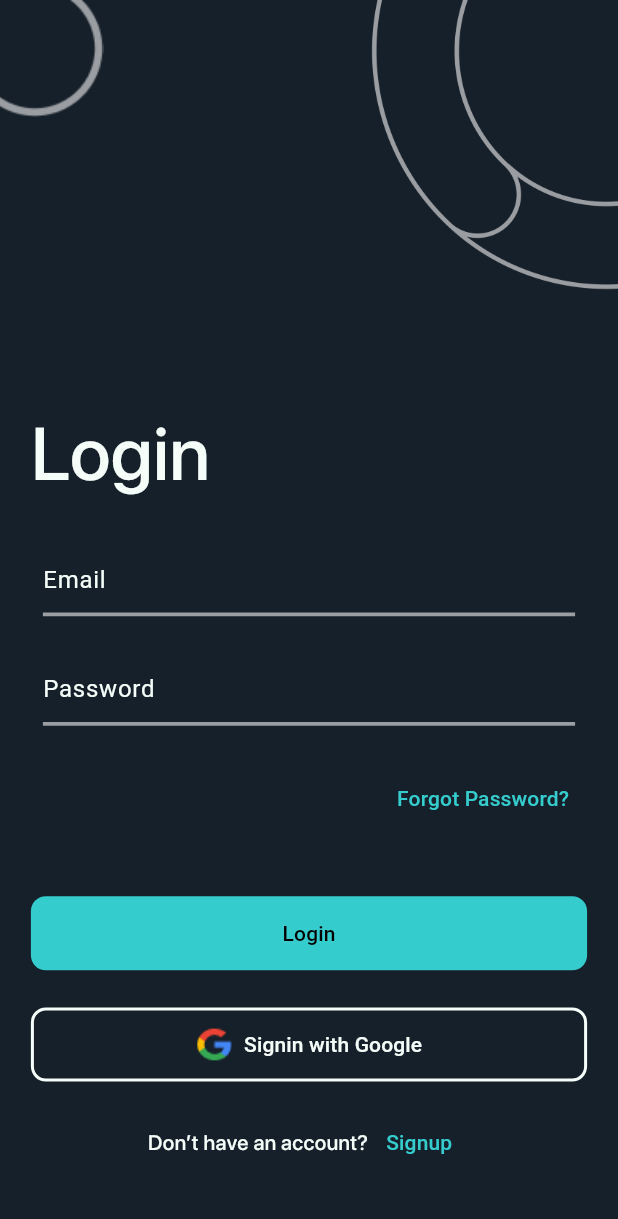
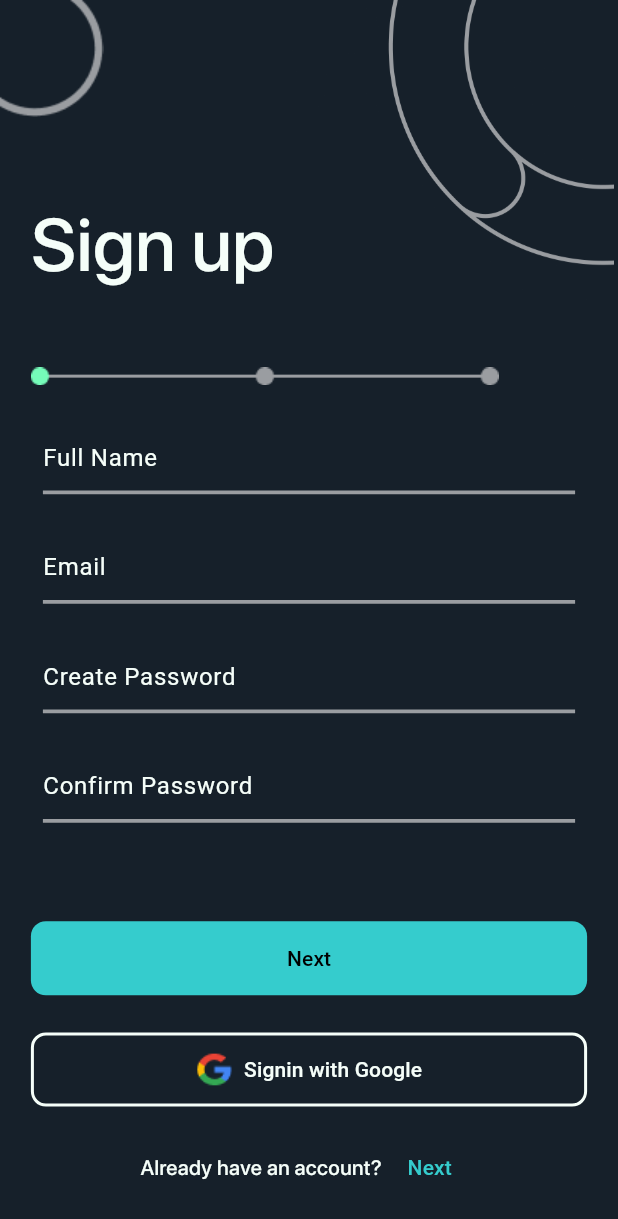
Before and after one commit to lakshya1goel/Connectify, a Flutter app: the screen it shows after launch, on a phone screen of 412 x 824 dp. Shown: the top 1219 px of the screen. Run offline on Flutter 3.47's test engine with Material 3 defaults, Android fonts, the phone set to English and light mode, and no system bars; project files that could hold a hidden picture were left out.

Commit message:
add first signup screen

```diff
--- a/lib/main.dart
+++ b/lib/main.dart
@@ -1,5 +1,6 @@
 import 'package:connectify/utils/contants/colors/app_colors.dart';
 import 'package:connectify/views/screens/authentication/login.dart';
+import 'package:connectify/views/screens/authentication/signup.dart';
 import 'package:flutter/material.dart';
 
 void main() {
@@ -23,7 +24,7 @@ class MyApp extends StatelessWidget {
           ),
         ),
       ),
-      home: LoginPage(),
+      home: SignupPage(),
     );
   }
 }
--- /dev/null
+++ b/lib/views/screens/authentication/signup.dart
@@ -0,0 +1,203 @@
+import 'package:connectify/utils/contants/colors/app_colors.dart';
+import 'package:flutter/material.dart';
+
+class SignupPage extends StatefulWidget {
+  const SignupPage({super.key});
+
+  @override
+  State<SignupPage> createState() => _SignupPageState();
+}
+
+class _SignupPageState extends State<SignupPage> {
+  @override
+  Widget build(BuildContext context) {
+    final size = MediaQuery.of(context).size;
+    return Scaffold(
+      body: SafeArea(
+        child: SingleChildScrollView(
+          child: Column(
+            crossAxisAlignment: CrossAxisAlignment.start,
+            children: [
+              Row(
+                // mainAxisAlignment: MainAxisAlignment.spaceBetween,
+                crossAxisAlignment: CrossAxisAlignment.start,
+                children: [
+                  Column(
+                    crossAxisAlignment: CrossAxisAlignment.start,
+                    children: [
+                      Image.asset("assets/images/leftVector.png"),
+                      SizedBox(height: size.height*0.06,),
+                      Padding(
+                        padding: EdgeInsets.only(left: size.width*0.05),
+                        child: Text("Sign up", style: TextStyle(fontSize: size.width*0.12),),
+                      ),
+                    ],
+                  ),
+                  Image.asset("assets/images/rightVector.png",
+                    width: size.width*0.55,
+                  ),
+                ],
+              ),
+              Padding(
+                padding: EdgeInsets.only(left: size.width*0.05),
+                child: Image.asset("assets/images/progressBar.png"),
+              ),
+              Padding(
+                padding: EdgeInsets.symmetric(horizontal: size.width*0.05, vertical: size.height*0.02),
+                child: Form(
+                    autovalidateMode: AutovalidateMode.always,
+                    child: Padding(
+                      padding: const EdgeInsets.all(8.0),
+                      child: Column(
+                        children: [
+                          TextFormField(
+                            decoration: InputDecoration(
+                              labelText: 'Full Name',
+                              labelStyle: TextStyle(color: AppColors.textColor),
+                              contentPadding: EdgeInsets.only(bottom: size.height*0.01),
+                              focusedBorder: UnderlineInputBorder(
+                                borderSide: BorderSide(
+                                  color: AppColors.buttonColor,
+                                  width: size.height*0.003,
+                                ),
+                              ),
+                              enabledBorder: UnderlineInputBorder(
+                                borderSide: BorderSide(
+                                  color: AppColors.underlineColor,
+                                  width: size.height*0.003,
+                                ),
+                              ),
+                            ),
+                          ),
+                          SizedBox(height: size.height*0.03,),
+                          TextFormField(
+                            decoration: InputDecoration(
+                              labelText: 'Email',
+                              labelStyle: TextStyle(color: AppColors.textColor),
+                              contentPadding: EdgeInsets.only(bottom: size.height*0.01),
+                              focusedBorder: UnderlineInputBorder(
+                                borderSide: BorderSide(
+                                  color: AppColors.buttonColor,
+                                  width: size.height*0.003,
+                                ),
+                              ),
+                              enabledBorder: UnderlineInputBorder(
+                                borderSide: BorderSide(
+                                  color: AppColors.underlineColor,
+                                  width: size.height*0.003,
+                                ),
+                              ),
+                            ),
+                          ),
+                          SizedBox(height: size.height*0.03,),
+                          TextFormField(
+                            decoration: InputDecoration(
+                              labelText: 'Create Password',
+                              labelStyle: TextStyle(color: AppColors.textColor),
+                              contentPadding: EdgeInsets.only(bottom: size.height*0.01),
+                              focusedBorder: UnderlineInputBorder(
+                                borderSide: BorderSide(
+                                  color: AppColors.buttonColor,
+                                  width: size.height*0.003,
+                                ),
+                              ),
+                              enabledBorder: UnderlineInputBorder(
+                                borderSide: BorderSide(
+                                  color: AppColors.underlineColor,
+                                  width: size.height*0.003,
+                                ),
+                              ),
+                            ),
+                          ),
+                          SizedBox(height: size.height*0.03,),
+                          TextFormField(
+                            decoration: InputDecoration(
+                              labelText: 'Confirm Password',
+                              labelStyle: TextStyle(color: AppColors.textColor),
+                              contentPadding: EdgeInsets.only(bottom: size.height*0.01),
+                              focusedBorder: UnderlineInputBorder(
+                                borderSide: BorderSide(
+                                  color: AppColors.buttonColor,
+                                  width: size.height*0.003,
+                                ),
+                              ),
+                              enabledBorder: UnderlineInputBorder(
+                                borderSide: BorderSide(
+                                  color: AppColors.underlineColor,
+                                  width: size.height*0.003,
+                                ),
+                              ),
+                            ),
+                          ),
+                        ],
+                      ),
+                    )
+                ),
+              ),
+              SizedBox(height: size.height*0.05,),
+              Padding(
+                padding: EdgeInsets.symmetric(horizontal: size.width*0.05),
+                child: Container(
+                  height: size.height*0.06,
+                  width: size.width*0.9,
+                  child: ElevatedButton(
+                      onPressed: () {},
+                      child: Text("Next"),
+                      style: ElevatedButton.styleFrom(
+                        elevation: 0,
+                        backgroundColor: AppColors.buttonColor,
+                        foregroundColor: Colors.black,
+                        shape: RoundedRectangleBorder(
+                          borderRadius: BorderRadius.circular(10.0),
+                        ),
+                      )
+                  ),
+                ),
+              ),
+              SizedBox(height: size.height*0.03,),
+              Padding(
+                padding: EdgeInsets.symmetric(horizontal: size.width*0.05),
+                child: Container(
+                  height: size.height*0.06,
+                  width: size.width*0.9,
+                  child: ElevatedButton(
+                      onPressed: () {},
+                      child: Row(
+                        mainAxisAlignment: MainAxisAlignment.center,
+                        children: [
+                          Image.asset("assets/images/googleLogo.png"),
+                          Text("  Signin with Google"),
+                        ],
+                      ),
+                      style: ElevatedButton.styleFrom(
+                        elevation: 0,
+                        backgroundColor: AppColors.primaryColor,
+                        foregroundColor: AppColors.textColor,
+                        shape: RoundedRectangleBorder(
+                          borderRadius: BorderRadius.circular(10.0),
+                          side: BorderSide(color: AppColors.textColor, width: 2.0),
+                        ),
+                      )
+                  ),
+                ),
+              ),
+              SizedBox(height: size.height*0.02,),
+              Row(
+                mainAxisAlignment: MainAxisAlignment.center,
+                children: [
+                  Text("Already have an account?"),
+                  TextButton(
+                      onPressed: () {} ,
+                      child: Text("Next",
+                        style: TextStyle(color: AppColors.buttonColor),
+                      )
+                  )
+                ],
+              )
+            ],
+          ),
+        ),
+      ),
+    );
+  }
+}
```
Also changed, not shown: assets/images/progressBar.png (added).
